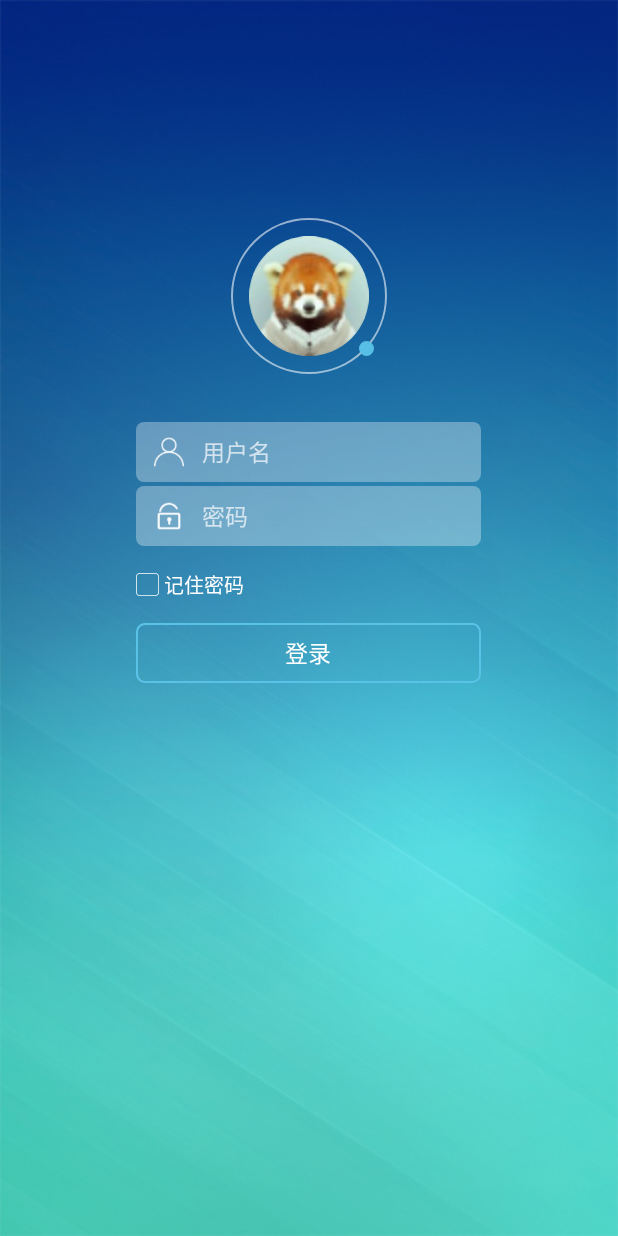
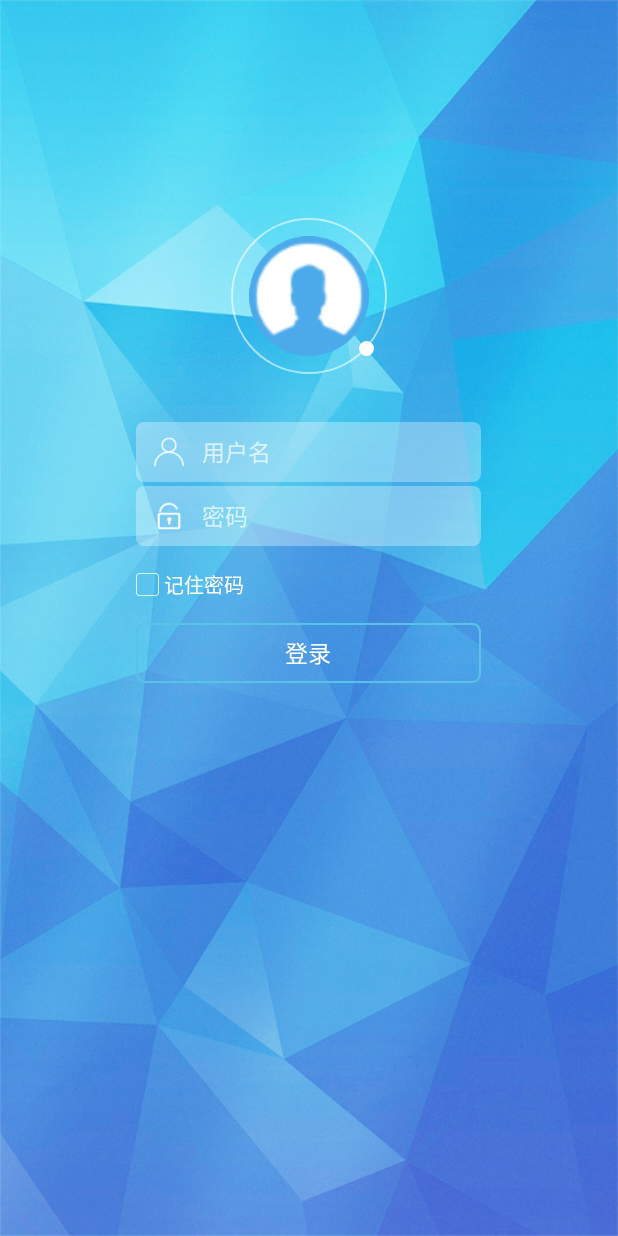
Before and after one commit to zhy1236/HAND, an Android app: the screen it shows after launch (LoginActivity), on a phone screen of 412 x 824 dp. Run offline under Robolectric (Android 15) with nearby library versions, the phone set to English and light mode, and no system bars; libraries missing offline, so code that uses them is left out: com.pgyersdk.update; pictures from the network do not load; 1 statement that could not run was skipped.

Commit message:
zhy 登录界面UI调整

```diff
--- a/app/src/main/java/com/example/hand/mockingbot/avtivity/NewJournalActivity.java
+++ b/app/src/main/java/com/example/hand/mockingbot/avtivity/NewJournalActivity.java
@@ -239,7 +239,7 @@ public class NewJournalActivity extends BasicActivity {
 
     private void addJournal() {
         bt.setEnabled(false);
-        if (finishwork.getText().toString().replace(" ", "").isEmpty()){
+        if (finishwork.getText().toString().replace(" ", "").replace("\n","").isEmpty()){
             runOnUiThread(new Runnable() {
                 @Override
                 public void run() {
@@ -286,6 +286,7 @@ public class NewJournalActivity extends BasicActivity {
                                 if (add.getResult().getData().equals("0")){
                                     Toast.makeText(getApplicationContext(),"日报提交失败，请重新提交",Toast.LENGTH_SHORT).show();
                                 }else if (add.getResult().getData().equals("1")){
+                                    Toast.makeText(getApplicationContext(),"日报提交成功",Toast.LENGTH_SHORT).show();
                                     finish();
                                 }else {
                                     Toast.makeText(getApplicationContext(),add.getResult().getData(),Toast.LENGTH_SHORT).show();
@@ -511,11 +512,9 @@ public class NewJournalActivity extends BasicActivity {
                 runOnUiThread(new Runnable() {
                     @Override
                     public void run() {
-//                        attauchlist.get(i).setPath(Environment.getExternalStorageDirectory().getAbsolutePath() + attauchlist.get(i).getFieldName());
                         pb.setVisibility(View.GONE);
                         File file = new File(Environment.getExternalStorageDirectory().getAbsolutePath(),attauchlist.get(i).getFieldName());
                         DataUtil.openFile(getApplicationContext(),file);
-//                        Toast.makeText(getApplicationContext(),"下载完成，正在打开",Toast.LENGTH_SHORT).show();
                     }
                 });
             }
--- a/app/src/main/java/com/example/hand/mockingbot/utils/CommonValues.java
+++ b/app/src/main/java/com/example/hand/mockingbot/utils/CommonValues.java
@@ -11,6 +11,8 @@ public class CommonValues {
 //    public static final String BASE_TEST_HOST = "http://10.211.55.174:9090/project-mg-app/app"; //本地环境
 //    public static final String BASE_TEST_HOST = "http://192.168.11.198:8084/project-mg-app/app";//测试环境
     public static final String BASE_TEST_HOST  = "http://edb2.hand-china.com:8088/project-mg-app/app"; //正式环境
+
+
 
     public static String currentHost = BASE_TEST_HOST;
 
--- a/app/src/main/res/drawable/login_oval_min.xml
+++ b/app/src/main/res/drawable/login_oval_min.xml
@@ -4,12 +4,12 @@
     android:shape="oval"
     android:useLevel="false" >
 
-    <solid android:color="#57BFE6" />
+    <solid android:color="#FFFFFF" />
     <solid
-        android:color="#57BFE6" />
+        android:color="#FFFFFF" />
     <stroke
         android:width="1dp"
-        android:color="#57BFE6" />
+        android:color="#FFFFFF" />
     <size android:width="10dp"
         android:height="10dp" />
 </shape>
```
Also changed, not shown: app/src/main/res/mipmap-mdpi/ic_login.png, app/src/main/res/mipmap-xhdpi/ic_login.png, app/src/main/res/mipmap-xhdpi/ic_login_photo.png, app/src/main/res/mipmap-xxhdpi/ic_login_photo.png, app/src/main/res/mipmap-xxxhdpi/ic_login_photo.png, 2 other files.
